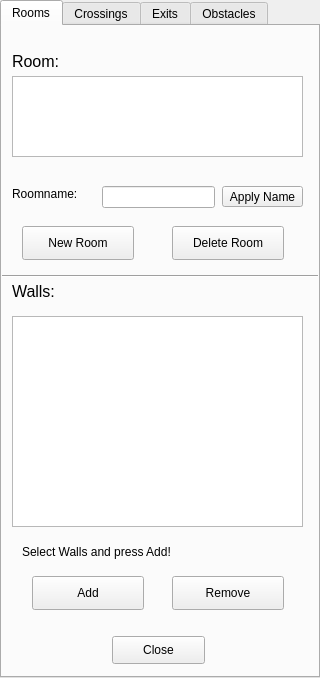
Qt form forms/roomwidget.ui (JuPedSim/jpseditor) before a commit.
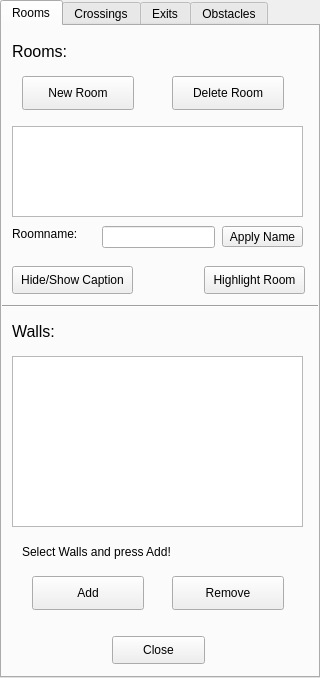
The same form after that commit.

Patch:
```diff
--- a/forms/roomwidget.ui
+++ b/forms/roomwidget.ui
@@ -24,7 +24,7 @@
     <property name="geometry">
      <rect>
       <x>10</x>
-      <y>20</y>
+      <y>10</y>
       <width>191</width>
       <height>31</height>
      </rect>
@@ -35,7 +35,7 @@
      </font>
     </property>
     <property name="text">
-     <string>Room:</string>
+     <string>Rooms:</string>
     </property>
    </widget>
    <widget class="QLabel" name="label_2">
@@ -55,9 +55,9 @@
     <property name="geometry">
      <rect>
       <x>10</x>
-      <y>290</y>
+      <y>330</y>
       <width>291</width>
-      <height>211</height>
+      <height>171</height>
      </rect>
     </property>
    </widget>
@@ -104,7 +104,7 @@
     <property name="geometry">
      <rect>
       <x>20</x>
-      <y>200</y>
+      <y>50</y>
       <width>112</width>
       <height>34</height>
      </rect>
@@ -117,7 +117,7 @@
     <property name="geometry">
      <rect>
       <x>10</x>
-      <y>250</y>
+      <y>290</y>
       <width>191</width>
       <height>31</height>
      </rect>
@@ -135,9 +135,9 @@
     <property name="geometry">
      <rect>
       <x>10</x>
-      <y>50</y>
+      <y>100</y>
       <width>291</width>
-      <height>81</height>
+      <height>91</height>
      </rect>
     </property>
    </widget>
@@ -145,7 +145,7 @@
     <property name="geometry">
      <rect>
       <x>170</x>
-      <y>200</y>
+      <y>50</y>
       <width>112</width>
       <height>34</height>
      </rect>
@@ -158,7 +158,7 @@
     <property name="geometry">
      <rect>
       <x>100</x>
-      <y>160</y>
+      <y>200</y>
       <width>113</width>
       <height>22</height>
      </rect>
@@ -168,7 +168,7 @@
     <property name="geometry">
      <rect>
       <x>10</x>
-      <y>160</y>
+      <y>200</y>
       <width>91</width>
       <height>16</height>
      </rect>
@@ -186,7 +186,7 @@
     <property name="geometry">
      <rect>
       <x>220</x>
-      <y>160</y>
+      <y>200</y>
       <width>81</width>
       <height>21</height>
      </rect>
@@ -198,8 +198,8 @@
    <widget class="Line" name="line_2">
     <property name="geometry">
      <rect>
-      <x>-20</x>
-      <y>240</y>
+      <x>-10</x>
+      <y>270</y>
       <width>341</width>
       <height>20</height>
      </rect>
@@ -208,6 +208,32 @@
      <enum>Qt::Horizontal</enum>
     </property>
    </widget>
+   <widget class="QPushButton" name="caption">
+    <property name="geometry">
+     <rect>
+      <x>10</x>
+      <y>240</y>
+      <width>121</width>
+      <height>28</height>
+     </rect>
+    </property>
+    <property name="text">
+     <string>Hide/Show Caption</string>
+    </property>
+   </widget>
+   <widget class="QPushButton" name="highlight">
+    <property name="geometry">
+     <rect>
+      <x>202</x>
+      <y>240</y>
+      <width>101</width>
+      <height>28</height>
+     </rect>
+    </property>
+    <property name="text">
+     <string>Highlight Room</string>
+    </property>
+   </widget>
   </widget>
   <widget class="QWidget" name="tab">
    <attribute name="title">
```
